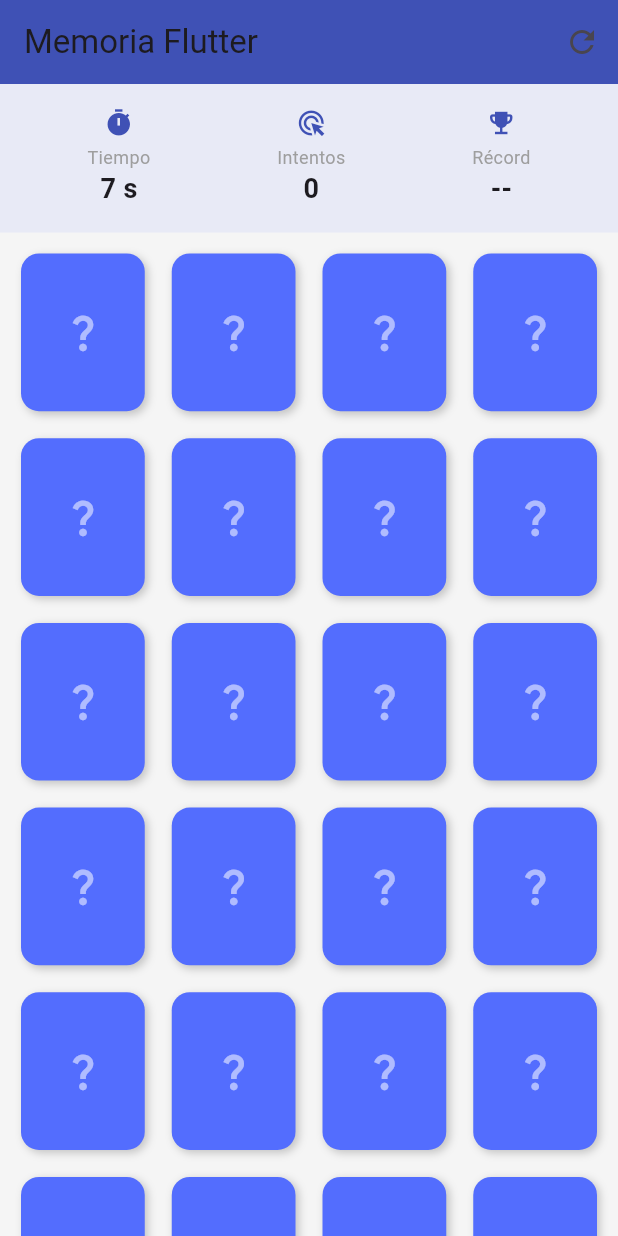
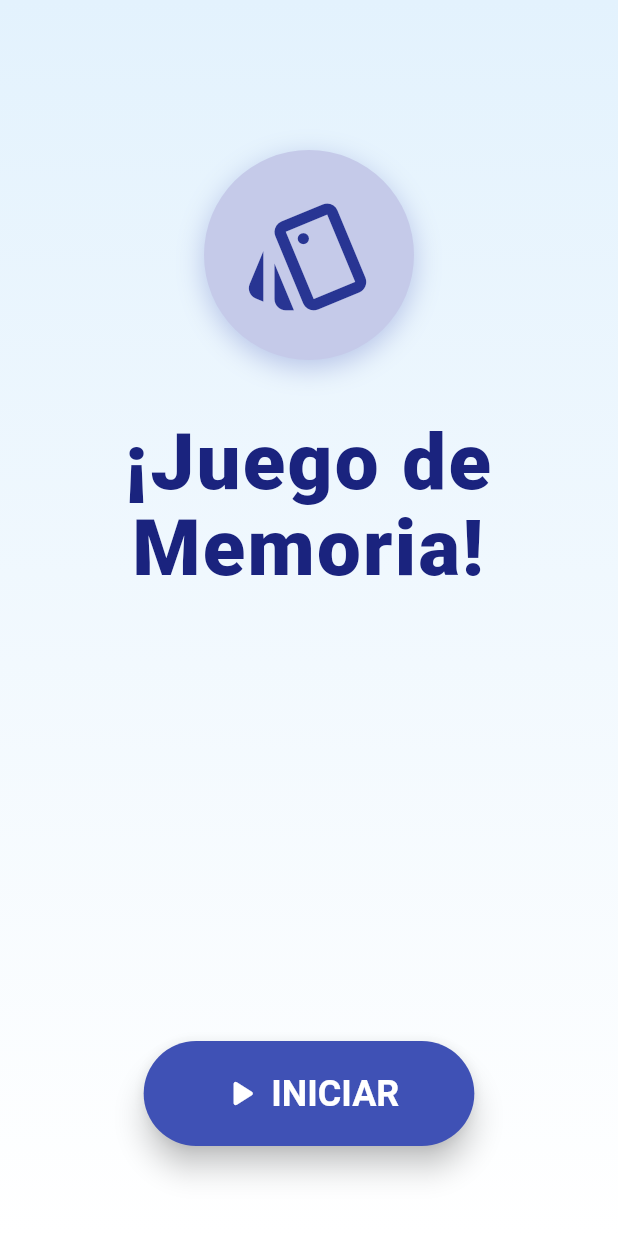
Before and after one commit to mfballesteros/Micro-Proyecto-Flutter-Memoria, a Flutter app: the screen it shows after launch, on a phone screen of 412 x 824 dp. Run offline on Flutter 3.47's test engine with Material 3 defaults, Android fonts, the light colour scheme and no system bars; our stand-ins replace animate_do, shared_preferences.

Commit message:
Agregada pantalla de inicio y detalles mejorados

```diff
--- a/lib/main.dart
+++ b/lib/main.dart
@@ -1,5 +1,6 @@
 import 'package:flutter/material.dart';
 import 'pantallas/tablero_juego.dart';
+import 'pantallas/inicio.dart';
 
 void main() {
   runApp(const juegoMemoria());
@@ -17,7 +18,7 @@ class juegoMemoria extends StatelessWidget {
         useMaterial3: true,
         scaffoldBackgroundColor: Colors.grey[100],
       ),
-      home: const TableroJuego(),
+      home: const InicioScreen(),
     );
   }
 }
--- /dev/null
+++ b/lib/pantallas/inicio.dart
@@ -0,0 +1,102 @@
+import 'package:flutter/material.dart';
+import 'tablero_juego.dart';
+
+class InicioScreen extends StatelessWidget {
+  const InicioScreen({super.key});
+
+  @override
+  Widget build(BuildContext context) {
+    return Scaffold(
+
+      body: Container(
+        width: double.infinity,
+        decoration: BoxDecoration(
+          gradient: LinearGradient(
+            begin: Alignment.topCenter,
+            end: Alignment.bottomCenter,
+            colors: [Colors.blue[50]!, Colors.white],
+          ),
+        ),
+        child: Column(
+
+          mainAxisAlignment: MainAxisAlignment.start,
+          children: [
+
+            const SizedBox(height: 100),
+
+            Container(
+              padding: const EdgeInsets.all(25),
+              decoration: BoxDecoration(
+                color: Colors.indigo[100],
+                shape: BoxShape.circle,
+                boxShadow: [
+                  BoxShadow(
+                    color: Colors.indigo.withOpacity(0.3),
+                    blurRadius: 15,
+                    offset: const Offset(0, 5),
+                  )
+                ],
+              ),
+              child: Icon(
+                Icons.style_outlined,
+                size: 90,
+                color: Colors.indigo[800],
+              ),
+            ),
+
+            const SizedBox(height: 40),
+
+            Text(
+              '¡Juego de Memoria!',
+              textAlign: TextAlign.center,
+              style: TextStyle(
+                fontSize: 52,
+                height: 1.1,
+                fontWeight: FontWeight.w900,
+                color: Colors.indigo[900],
+                letterSpacing: 1.5,
+              ),
+            ),
+
+             const SizedBox(height: 10),
+
+             Text(
+              '',
+               style: TextStyle(
+                 fontSize: 20,
+                 color: Colors.indigo[400],
+                 fontStyle: FontStyle.italic
+               ),
+             ),
+
+            const Spacer(),
+
+            Padding(
+              padding: const EdgeInsets.only(bottom: 60.0),
+              child: ElevatedButton.icon(
+                style: ElevatedButton.styleFrom(
+                  backgroundColor: Colors.indigo,
+                  foregroundColor: Colors.white,
+                  padding: const EdgeInsets.symmetric(horizontal: 50, vertical: 20),
+                  textStyle: const TextStyle(fontSize: 24, fontWeight: FontWeight.bold),
+                  shape: RoundedRectangleBorder(
+                    borderRadius: BorderRadius.circular(40),
+                  ),
+                  elevation: 8,
+                ),
+                onPressed: () {
+                  Navigator.push(
+                    context,
+                    MaterialPageRoute(builder: (context) => const TableroJuego()),
+                  );
+                },
+                icon: const Icon(Icons.play_arrow_rounded, size: 30),
+                label: const Text('INICIAR'),
+              ),
+            ),
+          ],
+        ),
+      ),
+    );
+  }
+}
--- a/lib/pantallas/tablero_juego.dart
+++ b/lib/pantallas/tablero_juego.dart
@@ -138,8 +138,10 @@ class _TableroJuegoState extends State<TableroJuego> {
   Widget build(BuildContext context) {
     return Scaffold(
       appBar: AppBar(
-        title: const Text('Memoria Flutter'),
+        title: const Text('Juego de Memoria', style: TextStyle(fontWeight: FontWeight.bold)),
+        centerTitle: true,
         backgroundColor: Colors.indigo,
+        foregroundColor: Colors.white,
         actions: [
           IconButton(
             icon: const Icon(Icons.refresh),
```
Also changed, not shown: 2 other files.
